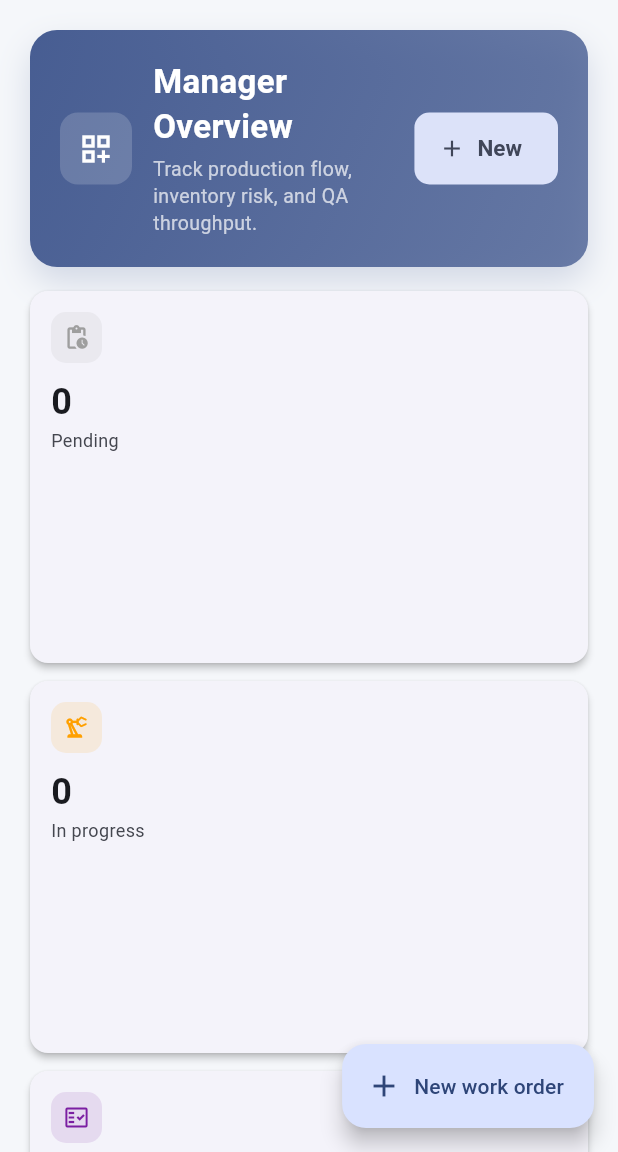
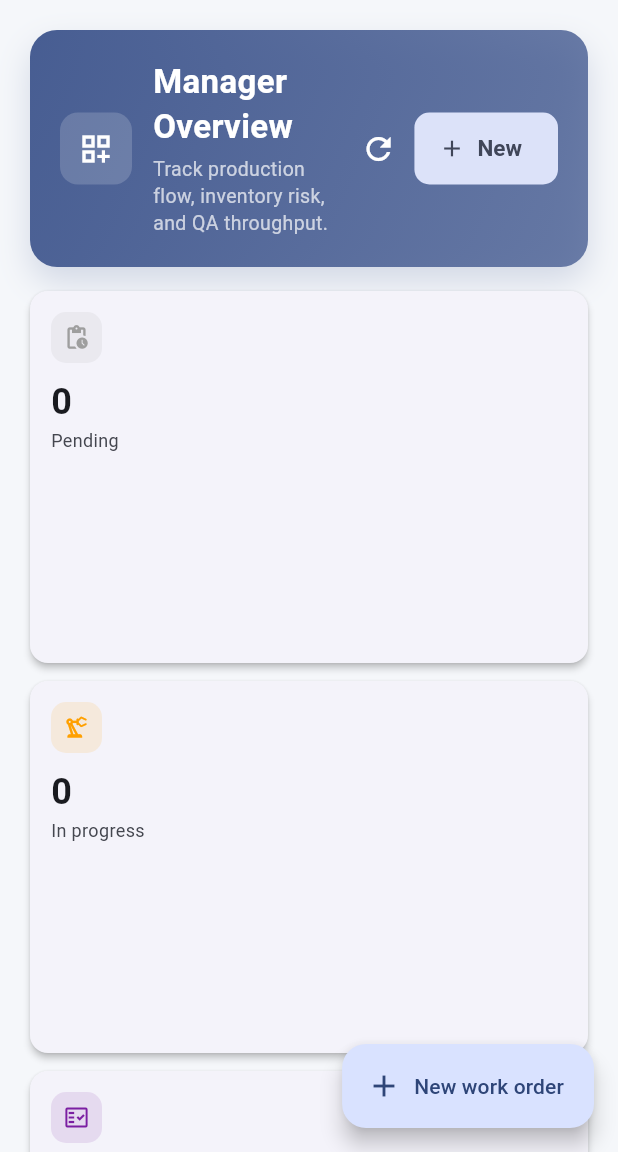
Before and after one commit to MohanadTaha00/FactoryOS, a Flutter app: the ManagerDashboard screen opened by its route, on a phone screen of 412 x 824 dp, the part 84-1236 px from its top. Run offline on Flutter 3.47's test engine with Material 3 defaults, Android fonts, the phone set to English and light mode, and no system bars; our stand-ins replace connectivity_plus, drift, drift_flutter, equatable, file_picker, flutter_local_notifications and 6 more; accounts and stored records are empty; generated files the repository leaves out were written again.

Commit message:
Manager/Admin overview: hero refresh, admin title and role badge
Co-authored-by: Cursor <cursoragent@cursor.com>

```diff
--- a/lib/features/manager/manager_dashboard.dart
+++ b/lib/features/manager/manager_dashboard.dart
@@ -22,9 +22,14 @@ class ManagerDashboard extends ConsumerWidget {
 
   @override
   Widget build(BuildContext context, WidgetRef ref) {
+    final profile = ref.watch(currentProfileProvider).value;
+    final isAdmin = profile?.role == UserRole.admin;
+    final title = isAdmin ? 'Administrator' : 'Manager';
+    final role = profile?.role ?? UserRole.manager;
+
     return AppScaffold(
-      title: 'Manager',
-      role: UserRole.manager,
+      title: title,
+      role: role,
       destinations: _destinations,
       selectedIndex: 0,
       onDestinationSelected: (i) {
@@ -57,11 +62,22 @@ class _ManagerHome extends ConsumerWidget {
     final ordersAsync = ref.watch(allWorkOrdersProvider);
     final lowStockAsync = ref.watch(lowStockProvider);
 
+    Future<void> reloadOverview() async {
+      if (context.mounted) {
+        ScaffoldMessenger.of(context).showSnackBar(
+          const SnackBar(
+            content: Text('Refreshing data…'),
+            duration: Duration(seconds: 2),
+          ),
+        );
+      }
+      await refreshAppData(ref);
+      await ref.read(allWorkOrdersProvider.future);
+      await ref.read(lowStockProvider.future);
+    }
+
     return RefreshIndicator(
-      onRefresh: () async {
-        await refreshAppData(ref);
-        await ref.read(allWorkOrdersProvider.future);
-      },
+      onRefresh: reloadOverview,
       child: ordersAsync.when(
         loading: () => const Center(child: CircularProgressIndicator()),
         error: (e, _) => Center(child: Text('Error: $e')),
@@ -83,6 +99,7 @@ class _ManagerHome extends ConsumerWidget {
           final lowStock = lowStockAsync.value ?? const [];
 
           return ListView(
+            physics: const AlwaysScrollableScrollPhysics(),
             padding: const EdgeInsets.all(20),
             children: [
               DashboardHero(
@@ -90,10 +107,23 @@ class _ManagerHome extends ConsumerWidget {
                 subtitle:
                     'Track production flow, inventory risk, and QA throughput.',
                 icon: Icons.dashboard_customize_outlined,
-                trailing: FilledButton.tonalIcon(
-                  onPressed: () => context.push('/manager/orders/new'),
-                  icon: const Icon(Icons.add),
-                  label: const Text('New'),
+                trailing: Row(
+                  mainAxisSize: MainAxisSize.min,
+                  children: [
+                    IconButton(
+                      tooltip: 'Refresh data',
+                      style: IconButton.styleFrom(
+                        foregroundColor: Colors.white,
+                      ),
+                      onPressed: reloadOverview,
+                      icon: const Icon(Icons.refresh),
+                    ),
+                    FilledButton.tonalIcon(
+                      onPressed: () => context.push('/manager/orders/new'),
+                      icon: const Icon(Icons.add),
+                      label: const Text('New'),
+                    ),
+                  ],
                 ),
               ),
               const SizedBox(height: 16),
```
